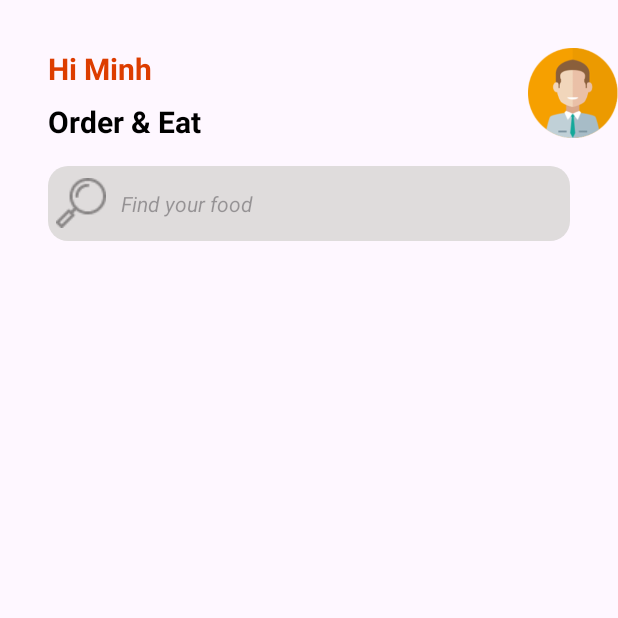
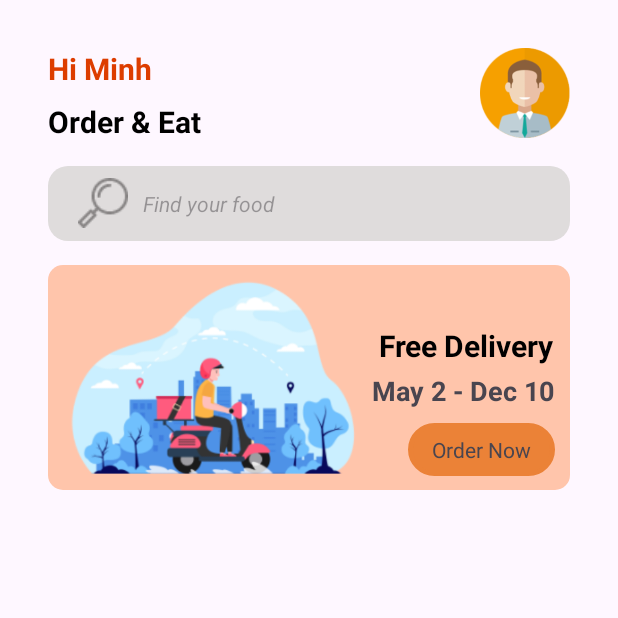
Before and after one commit to Ngocminh241/Du_An_1, an Android app: the MainActivity screen opened directly, with no data from a screen before it, on a phone screen of 412 x 824 dp, the top half of it. Run offline under Robolectric (Android 15) with nearby library versions, the light colour scheme and no system bars.

Commit message:
NgocMinh_cmt3

```diff
--- a/app/src/main/java/com/example/du_an_1/Login.java
+++ b/app/src/main/java/com/example/du_an_1/Login.java
@@ -12,6 +12,7 @@ import android.widget.TextView;
 public class Login extends AppCompatActivity {
 
     TextView tv_create_new_acc;
+    Button btn_login;
 
     @Override
     protected void onCreate(Bundle savedInstanceState) {
@@ -19,6 +20,21 @@ public class Login extends AppCompatActivity {
         setContentView(R.layout.activity_login);
 
         tv_create_new_acc = findViewById(R.id.tv_create_new_acc);
+        btn_login = findViewById(R.id.btn_login);
+
+        btn_login.setOnClickListener(new View.OnClickListener() {
+            @Override
+            public void onClick(View v) {
+                Handler handler = new Handler();
+                handler.postDelayed(new Runnable() {
+                    @Override
+                    public void run() {
+                        Intent intent = new Intent(Login.this, MainActivity.class);
+                        startActivity(intent);
+                    }
+                }, 1200);
+            }
+        });
 
         tv_create_new_acc.setOnClickListener(new View.OnClickListener() {
             @Override
--- /dev/null
+++ b/app/src/main/res/drawable/light_banner.xml
@@ -0,0 +1,9 @@
+<?xml version="1.0" encoding="utf-8"?>
+<selector xmlns:android="http://schemas.android.com/apk/res/android">
+<item>
+    <shape android:shape="rectangle">
+        <solid android:color="#ffc5ab"/>
+        <corners android:radius="10dp"/>
+    </shape>
+</item>
+</selector>
--- a/app/src/main/res/layout/activity_main.xml
+++ b/app/src/main/res/layout/activity_main.xml
@@ -53,12 +53,13 @@
                     android:id="@+id/img_avatar"
                     android:layout_width="60dp"
                     android:layout_height="60dp"
+                    android:layout_marginEnd="32dp"
+                    android:src="@drawable/avatar"
                     app:layout_constraintEnd_toEndOf="parent"
-                    app:layout_constraintTop_toTopOf="@id/tv_name"
-                    android:src="@drawable/avatar"/>
+                    app:layout_constraintTop_toTopOf="@id/tv_name" />
 
                 <EditText
-                    android:id="@+id/editTextText"
+                    android:id="@+id/edt_search"
                     android:layout_width="0dp"
                     android:layout_height="50dp"
                     android:layout_marginStart="32dp"
@@ -70,12 +71,88 @@
                     android:ems="10"
                     android:hint="Find your food"
                     android:inputType="textPersonName"
-                    android:paddingStart="5dp"
+                    android:paddingStart="20dp"
                     android:textSize="14sp"
                     android:textStyle="italic"
                     app:layout_constraintEnd_toEndOf="parent"
                     app:layout_constraintStart_toStartOf="parent"
                     app:layout_constraintTop_toBottomOf="@id/tv_sologan" />
+
+                <androidx.constraintlayout.widget.ConstraintLayout
+                    android:layout_width="match_parent"
+                    android:layout_height="150dp"
+                    android:layout_marginStart="32dp"
+                    android:layout_marginTop="16dp"
+                    android:layout_marginEnd="32dp"
+                    android:background="@drawable/light_banner"
+                    app:layout_constraintEnd_toEndOf="parent"
+                    app:layout_constraintStart_toStartOf="parent"
+                    app:layout_constraintTop_toBottomOf="@id/edt_search">
+
+                    <ImageView
+                        android:id="@+id/img_banner"
+                        android:layout_width="230dp"
+                        android:layout_height="wrap_content"
+                        app:layout_constraintBottom_toBottomOf="parent"
+                        app:layout_constraintStart_toStartOf="parent"
+                        app:layout_constraintTop_toTopOf="parent"
+                        app:layout_constraintVertical_bias="1.0"
+                        app:srcCompat="@drawable/image_banner" />
+
+                    <TextView
+                        android:id="@+id/tv_free"
+                        android:layout_width="wrap_content"
+                        android:layout_height="wrap_content"
+                        android:layout_marginTop="40dp"
+                        android:layout_marginEnd="16dp"
+                        android:text="Free Delivery"
+                        android:textColor="#000000"
+                        android:textSize="20sp"
+                        android:textStyle="bold"
+                        app:layout_constraintEnd_toEndOf="parent"
+                        app:layout_constraintHorizontal_bias="0.647"
+                        app:layout_constraintStart_toEndOf="@id/img_banner"
+                        app:layout_constraintTop_toTopOf="@id/img_banner" />
+
+                    <TextView
+                        android:id="@+id/textView3"
+                        android:layout_width="wrap_content"
+                        android:layout_height="wrap_content"
+                        android:layout_marginTop="4dp"
+                        android:text="May 2 - Dec 10"
+                        android:textSize="18sp"
+                        android:textStyle="bold"
+                        app:layout_constraintEnd_toEndOf="@id/tv_free"
+                        app:layout_constraintHorizontal_bias="1.0"
+                        app:layout_constraintStart_toStartOf="@id/tv_free"
+                        app:layout_constraintTop_toBottomOf="@+id/tv_free"
+                        tools:textColor="#000000" />
+
+                    <androidx.constraintlayout.widget.ConstraintLayout
+                        android:layout_width="wrap_content"
+                        android:layout_height="wrap_content"
+                        android:background="@drawable/background_button_login"
+                        app:layout_constraintBottom_toBottomOf="parent"
+                        app:layout_constraintEnd_toEndOf="parent"
+                        app:layout_constraintStart_toEndOf="@id/img_banner"
+                        app:layout_constraintTop_toBottomOf="@id/textView3">
+
+                        <TextView
+                            android:id="@+id/tv_order"
+                            android:layout_width="wrap_content"
+                            android:layout_height="wrap_content"
+                            android:layout_marginStart="16dp"
+                            android:layout_marginTop="8dp"
+                            android:layout_marginEnd="16dp"
+                            android:layout_marginBottom="8dp"
+                            android:text="Order Now"
+                            app:layout_constraintBottom_toBottomOf="parent"
+                            app:layout_constraintEnd_toEndOf="parent"
+                            app:layout_constraintStart_toStartOf="parent"
+                            app:layout_constraintTop_toTopOf="parent"
+                            tools:textColor="@color/white" />
+                    </androidx.constraintlayout.widget.ConstraintLayout>
+                </androidx.constraintlayout.widget.ConstraintLayout>
             </androidx.constraintlayout.widget.ConstraintLayout>
 
         </LinearLayout>
```
Also changed, not shown: app/src/main/res/drawable/image_banner.png (added).
